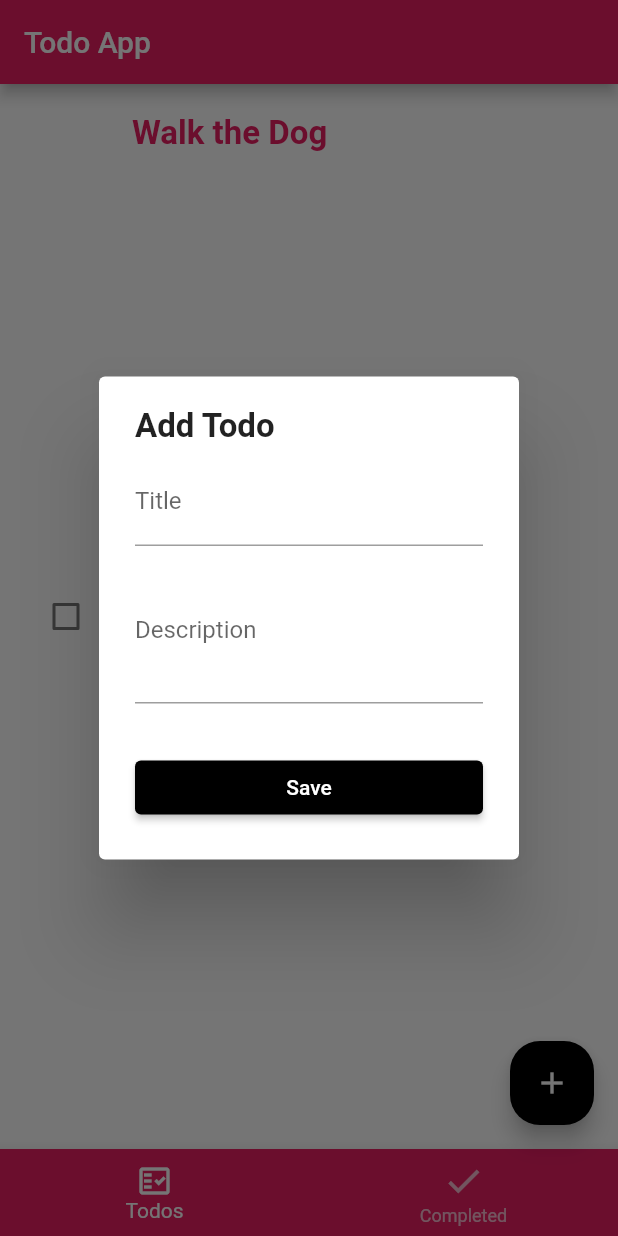
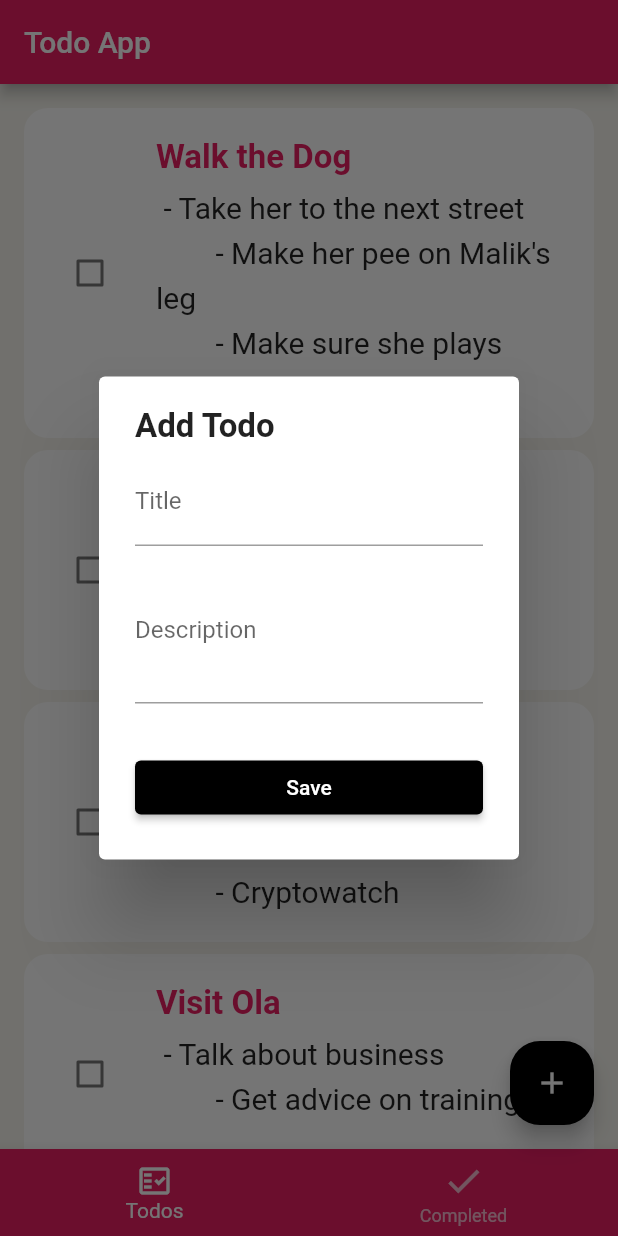
Before and after one commit to fiki2002/todo-App, a Flutter app: the screen it shows after launch, after a tap on the "add" icon, on a phone screen of 412 x 824 dp. Run offline on Flutter 3.47's test engine with Material 2 defaults, Android fonts, the phone set to English and light mode, and no system bars; drawn by our look-alikes of flutter_slidable.

Commit message:
Added Provider

```diff
--- a/lib/provider/todos.dart
+++ b/lib/provider/todos.dart
@@ -1,5 +1,29 @@
 import 'package:flutter/material.dart';
 
+import '../model/todo.dart';
+
 class TodosProvider extends ChangeNotifier {
-
+  final List<Todo> _todos = [
+    Todo(
+        createdTime: DateTime.now(),
+        title: 'Walk the Dog',
+        description: ''' - Take her to the next street
+        - Make her pee on Malik's leg
+        - Make sure she plays with Salsa'''),
+    Todo(createdTime: DateTime.now(), title: 'Buy Food', description: ''' - Rice
+        - Beans
+        - Yam'''),
+    Todo(
+        createdTime: DateTime.now(), title: 'Code', description: ''' - Tutorials
+        - Lifesavers
+        - Cryptowatch'''),
+    Todo(
+        createdTime: DateTime.now(),
+        title: 'Visit Ola',
+        description: ''' - Talk about business
+        - Get advice on training
+      '''),
+  ];
+  //To make our list of todos public... the code below is a getter which is public and we make sure the ones that are not done yet are displayed when neccessary
+  List<Todo> get todos => _todos.where((todo) => todo.isDone == false).toList();
 }
--- a/lib/widgets/todo_list_widget.dart
+++ b/lib/widgets/todo_list_widget.dart
@@ -1,18 +1,37 @@
 import 'package:flutter/material.dart';
-import 'package:todo_list/model/todo.dart';
-import 'package:todo_list/widgets/todo_widget.dart';
+import 'package:provider/provider.dart';
 
+import '../provider/todos.dart';
+import 'todo_widget.dart';
 
 class TodoListWidget extends StatelessWidget {
-  const TodoListWidget({ Key? key }) : super(key: key);
+  const TodoListWidget({Key? key}) : super(key: key);
 
   @override
   Widget build(BuildContext context) {
-    return TodoWidget(
-       todo: Todo(
-        createdTime: DateTime.now(),
-        title: 'Walk the Dog',
-       ),
-    );
+    //then now to get the todos we have provided before by using the provider,
+    final provider = Provider.of<TodosProvider>(context);
+    final todos = provider.todos;
+
+    return todos.isEmpty
+        ? const Center(
+            child: Text(
+              'No todos',
+              style: TextStyle(
+                fontSize: 20,
+              ),
+            ),
+          )
+        : ListView.separated(
+            physics: const BouncingScrollPhysics(),
+            separatorBuilder: (context, index) => const SizedBox(height: 8),
+            padding: const EdgeInsets.all(16),
+            itemCount: todos.length,
+            itemBuilder: (context, index) {
+              var todo = todos[index];
+
+              return TodoWidget(todo: todo);
+            },
+          );
   }
 }
--- a/lib/widgets/todo_widget.dart
+++ b/lib/widgets/todo_widget.dart
@@ -7,7 +7,9 @@ class TodoWidget extends StatelessWidget {
   const TodoWidget({Key? key, required this.todo}) : super(key: key);
 
   @override
-  Widget build(BuildContext context) => Slidable(
+  Widget build(BuildContext context) => ClipRRect(
+    borderRadius: BorderRadius.circular(16),
+    child: Slidable(
           key:UniqueKey(),
           startActionPane: const ActionPane(
             motion: ScrollMotion(),
@@ -19,9 +21,23 @@ class TodoWidget extends StatelessWidget {
                 icon: Icons.edit,
                 label: 'Edit',
               ),
+
             ],
+
           ),
+          endActionPane:  const ActionPane(
+            motion: ScrollMotion(),
+            children: [
+              SlidableAction(
+                onPressed: null,
+                backgroundColor: Colors.red,
+                foregroundColor: Colors.white,
+                icon: Icons.delete,
+                label: 'Delete',
+              ),
+            ],        ),
           child: buildTodo(context),
+        ),
   );
 
   Widget buildTodo(BuildContext context) {
```
Lines whose indentation alone changed are shown as unchanged.
